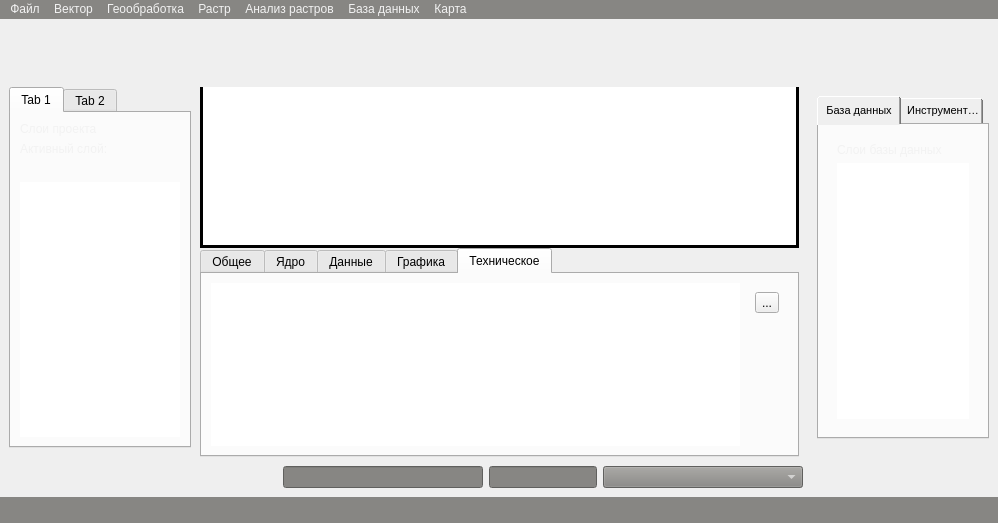
Doggerr111/vrsa-gis, file ui/mainwindow.ui: the form before one commit.
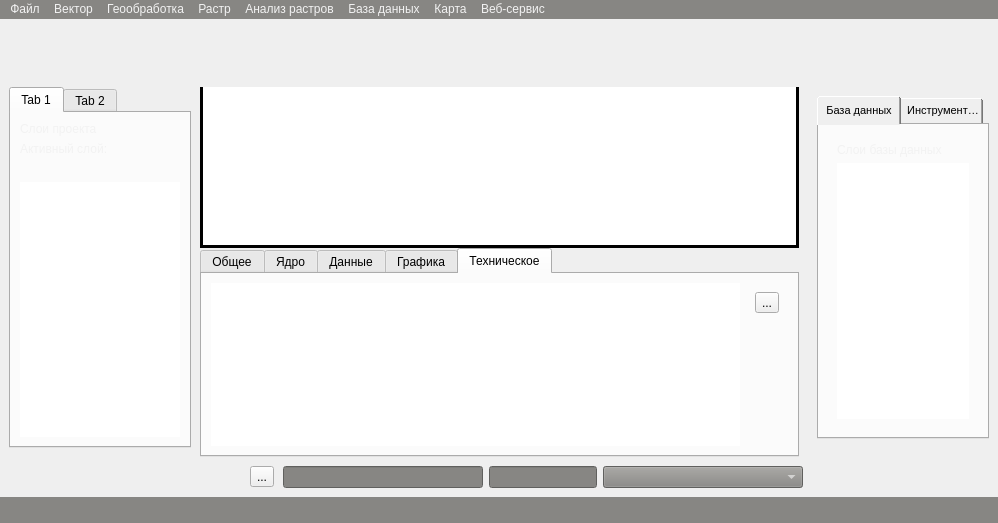
The form after the commit. The open tabs and pages were chosen to show the change. Icons and pictures are not drawn. Custom widgets are drawn as their Qt base class.

Commit message: ui: add custom dialog windows for postgis and web service connections

```diff
--- a/ui/mainwindow.ui
+++ b/ui/mainwindow.ui
@@ -107,10 +107,10 @@
        <property name="bottomMargin">
         <number>0</number>
        </property>
-       <item alignment="Qt::AlignLeft">
+       <item>
         <widget class="QFrame" name="frameMapTools">
          <property name="sizePolicy">
-          <sizepolicy hsizetype="Minimum" vsizetype="Minimum">
+          <sizepolicy hsizetype="Maximum" vsizetype="Expanding">
            <horstretch>0</horstretch>
            <verstretch>0</verstretch>
           </sizepolicy>
@@ -355,6 +355,44 @@
             </property>
            </widget>
           </item>
+         </layout>
+        </widget>
+       </item>
+       <item alignment="Qt::AlignLeft">
+        <widget class="QFrame" name="frameMainToolBar">
+         <property name="sizePolicy">
+          <sizepolicy hsizetype="Expanding" vsizetype="Expanding">
+           <horstretch>0</horstretch>
+           <verstretch>0</verstretch>
+          </sizepolicy>
+         </property>
+         <property name="minimumSize">
+          <size>
+           <width>0</width>
+           <height>0</height>
+          </size>
+         </property>
+         <property name="styleSheet">
+          <string notr="true">QPushButton {
+border:none;
+}
+QPushButton:checked { 
+background-color: gray;
+border: 1px solid
+}
+
+QPushButton:hover {
+	border: 1px solid;
+    border-color: #333; /* Цвет рамки при наведении */
+}</string>
+         </property>
+         <property name="frameShape">
+          <enum>QFrame::StyledPanel</enum>
+         </property>
+         <property name="frameShadow">
+          <enum>QFrame::Raised</enum>
+         </property>
+         <layout class="QHBoxLayout" name="horizontalLayout_8">
           <item>
            <widget class="QPushButton" name="pushButtonShowAttributeTable">
             <property name="sizePolicy">
@@ -413,37 +451,6 @@
          </layout>
         </widget>
        </item>
-       <item alignment="Qt::AlignRight">
-        <widget class="QFrame" name="frameMainToolBar">
-         <property name="sizePolicy">
-          <sizepolicy hsizetype="Minimum" vsizetype="Minimum">
-           <horstretch>0</horstretch>
-           <verstretch>0</verstretch>
-          </sizepolicy>
-         </property>
-         <property name="styleSheet">
-          <string notr="true">QPushButton {
-border:none;
-}
-QPushButton:checked { 
-background-color: gray;
-border: 1px solid
-}
-
-QPushButton:hover {
-	border: 1px solid;
-    border-color: #333; /* Цвет рамки при наведении */
-}</string>
-         </property>
-         <property name="frameShape">
-          <enum>QFrame::StyledPanel</enum>
-         </property>
-         <property name="frameShadow">
-          <enum>QFrame::Raised</enum>
-         </property>
-         <layout class="QHBoxLayout" name="horizontalLayout_8"/>
-        </widget>
-       </item>
       </layout>
      </widget>
     </item>
@@ -1382,6 +1389,26 @@
          <layout class="QHBoxLayout" name="horizontalLayout_7"/>
         </widget>
        </item>
+       <item>
+        <widget class="QToolButton" name="toolButtonLOD">
+         <property name="text">
+          <string>...</string>
+         </property>
+         <property name="icon">
+          <iconset>
+           <normaloff>:/images/icons/common/icon_earth_black.png</normaloff>:/images/icons/common/icon_earth_black.png</iconset>
+         </property>
+         <property name="iconSize">
+          <size>
+           <width>20</width>
+           <height>20</height>
+          </size>
+         </property>
+         <property name="checkable">
+          <bool>true</bool>
+         </property>
+        </widget>
+       </item>
        <item alignment="Qt::AlignLeft">
         <widget class="QFrame" name="frame_5">
          <property name="sizePolicy">
@@ -1535,6 +1562,15 @@
     </property>
     <addaction name="actionRenderMap"/>
    </widget>
+   <widget class="QMenu" name="menu_5">
+    <property name="title">
+     <string>Веб-сервис</string>
+    </property>
+    <addaction name="actionConnectToWMS"/>
+    <addaction name="action_WMTS"/>
+    <addaction name="action_TMS"/>
+    <addaction name="actionConnectToXYZ"/>
+   </widget>
    <addaction name="menuf"/>
    <addaction name="menuf_2"/>
    <addaction name="menu"/>
@@ -1542,6 +1578,7 @@
    <addaction name="menu_3"/>
    <addaction name="menuDatabase"/>
    <addaction name="menu_4"/>
+   <addaction name="menu_5"/>
   </widget>
   <widget class="QStatusBar" name="statusbar">
    <property name="enabled">
```
Left out of the diff: 102 changed lines with no effect on the pictures. The commit also changes 6 other files.
